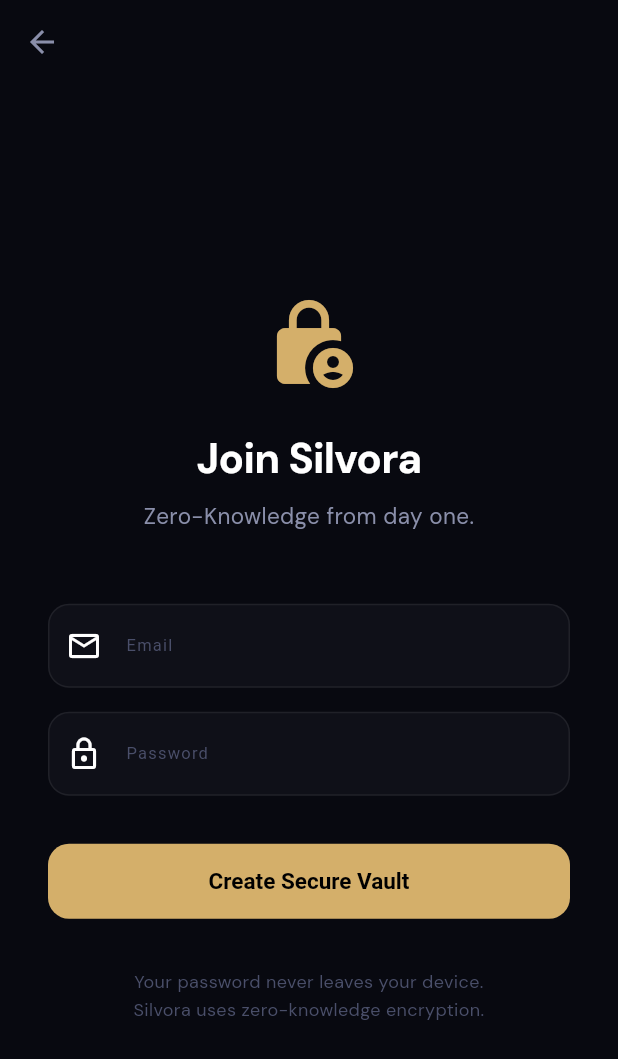
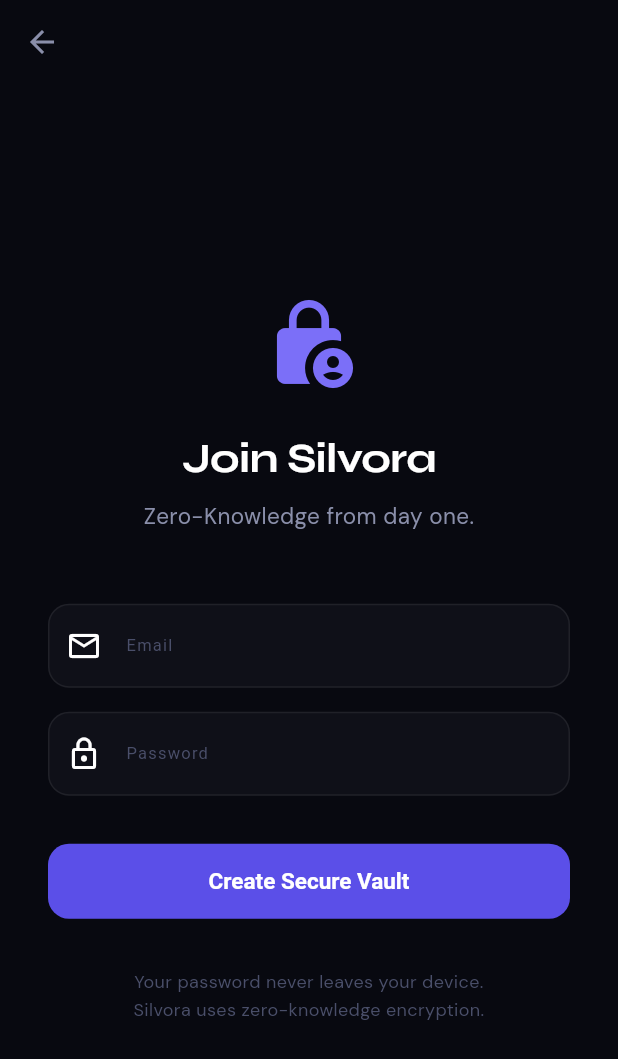
Before and after one commit to Rajathtuesday/Silvora_app, a Flutter app: the screen it shows after launch, after a tap on "Create a new private vault", on a phone screen of 412 x 824 dp. Shown: the top 1059 px of the screen. Run offline on Flutter 3.47's test engine with Material 3 defaults, Android fonts, the phone set to English and light mode, and no system bars; our stand-ins replace device_info_plus, dio, file_picker, flutter_secure_storage, google_fonts, shared_preferences; missing offline and left inert: cryptography, syncfusion_flutter_pdfviewer; network calls fail.

Commit message:
style: align auth screens to Silvora theme (indigo primary + Syne font, drop gold)

```diff
--- a/lib/screens/auth_gate.dart
+++ b/lib/screens/auth_gate.dart
@@ -58,9 +58,9 @@
         child: Column(
           mainAxisAlignment: MainAxisAlignment.center,
           children: [
-            Icon(Icons.shield_outlined, size: 64, color: SilvoraColors.gold),
+            Icon(Icons.shield_outlined, size: 64, color: SilvoraColors.primaryLight),
             SizedBox(height: 24),
-            CircularProgressIndicator(color: SilvoraColors.gold),
+            CircularProgressIndicator(color: SilvoraColors.primary),
           ],
         ),
       ),
--- a/lib/screens/files/file_list_screen.dart
+++ b/lib/screens/files/file_list_screen.dart
@@ -254,7 +254,7 @@
                       SnackBar(content: Text("Saved to: $path")),
                     );
                   },
-                  child: const Text("Save to Device", style: TextStyle(color: SilvoraColors.gold)),
+                  child: const Text("Save to Device", style: TextStyle(color: SilvoraColors.primaryLight)),
                 ),
               ],
             ),
--- a/lib/screens/login/login_screen.dart
+++ b/lib/screens/login/login_screen.dart
@@ -1,5 +1,6 @@
 import 'dart:convert';
 import 'package:flutter/material.dart';
+import 'package:google_fonts/google_fonts.dart';
 import 'package:http/http.dart' as http;
 
 import '../../state/secure_state.dart';
@@ -96,9 +97,9 @@
             child: Column(
               mainAxisAlignment: MainAxisAlignment.center,
               children: [
-                const Icon(Icons.shield_outlined, size: 80, color: SilvoraColors.gold),
+                const Icon(Icons.shield_outlined, size: 80, color: SilvoraColors.primaryLight),
                 const SizedBox(height: 16),
-                const Text("Silvora Vault", style: TextStyle(fontSize: 28, fontWeight: FontWeight.bold)),
+                Text("Silvora Vault", style: GoogleFonts.syne(fontSize: 28, fontWeight: FontWeight.w700, color: SilvoraColors.textPrimary)),
                 const SizedBox(height: 48),
                 TextField(
                   controller: _usernameController,
--- a/lib/screens/login/register_screen.dart
+++ b/lib/screens/login/register_screen.dart
@@ -2,6 +2,7 @@
 import 'dart:math';
 import 'dart:typed_data';
 import 'package:flutter/material.dart';
+import 'package:google_fonts/google_fonts.dart';
 import 'package:http/http.dart' as http;
 
 import '../../crypto/argon2.dart';
@@ -168,16 +169,16 @@
                 const Icon(
                   Icons.lock_person_rounded,
                   size: 64,
-                  color: SilvoraColors.gold,
+                  color: SilvoraColors.primaryLight,
                 ),
                 const SizedBox(height: 24),
-                const Text(
+                Text(
                   "Join Silvora",
                   textAlign: TextAlign.center,
-                  style: TextStyle(
+                  style: GoogleFonts.syne(
                     color: SilvoraColors.textPrimary,
                     fontSize: 28,
-                    fontWeight: FontWeight.bold,
+                    fontWeight: FontWeight.w700,
                     letterSpacing: -0.5,
                   ),
                 ),
@@ -245,8 +246,8 @@
                 ElevatedButton(
                   onPressed: _isLoading ? null : _register,
                   style: ElevatedButton.styleFrom(
-                    backgroundColor: SilvoraColors.gold,
-                    foregroundColor: Colors.black,
+                    backgroundColor: SilvoraColors.primary,
+                    foregroundColor: Colors.white,
                     padding: const EdgeInsets.symmetric(vertical: 16),
                     shape: RoundedRectangleBorder(
                       borderRadius: BorderRadius.circular(14),
@@ -262,7 +263,7 @@
                           width: 20,
                           child: CircularProgressIndicator(
                             strokeWidth: 2,
-                            color: Colors.black,
+                            color: Colors.white,
                           ),
                         )
                       : const Text("Create Secure Vault"),
--- a/lib/screens/login/unlock_screen.dart
+++ b/lib/screens/login/unlock_screen.dart
@@ -1,4 +1,5 @@
 import 'package:flutter/material.dart';
+import 'package:google_fonts/google_fonts.dart';
 
 import '../../services/vault_service.dart';
 import '../../state/secure_state.dart';
@@ -73,11 +74,11 @@
             child: Column(
               mainAxisAlignment: MainAxisAlignment.center,
               children: [
-                const Icon(Icons.lock_outline, size: 72, color: SilvoraColors.gold),
+                const Icon(Icons.lock_outline, size: 72, color: SilvoraColors.primaryLight),
                 const SizedBox(height: 20),
-                const Text(
+                Text(
                   "Welcome back",
-                  style: TextStyle(fontSize: 26, fontWeight: FontWeight.bold),
+                  style: GoogleFonts.syne(fontSize: 26, fontWeight: FontWeight.w700, color: SilvoraColors.textPrimary),
                 ),
                 const SizedBox(height: 8),
                 const Text(
```
